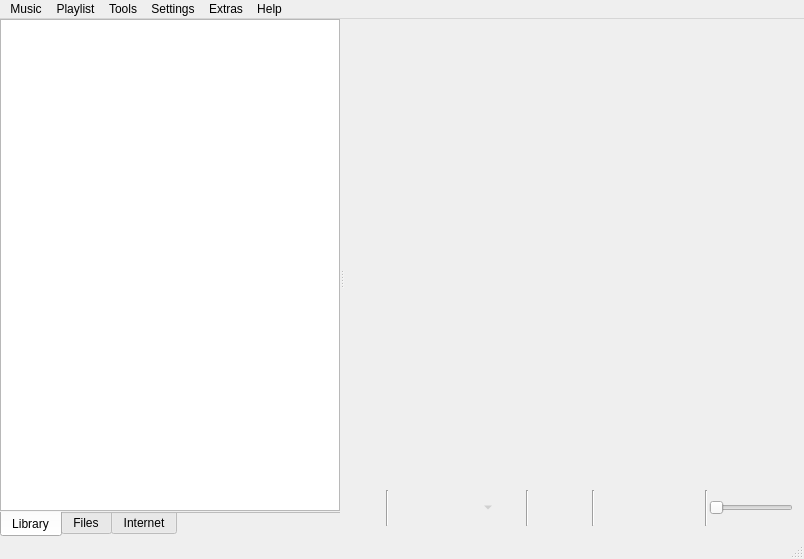
This is src/ui/mainwindow.ui in clementine-player/Clementine as Qt 5 draws it before an edit. The edited form follows.
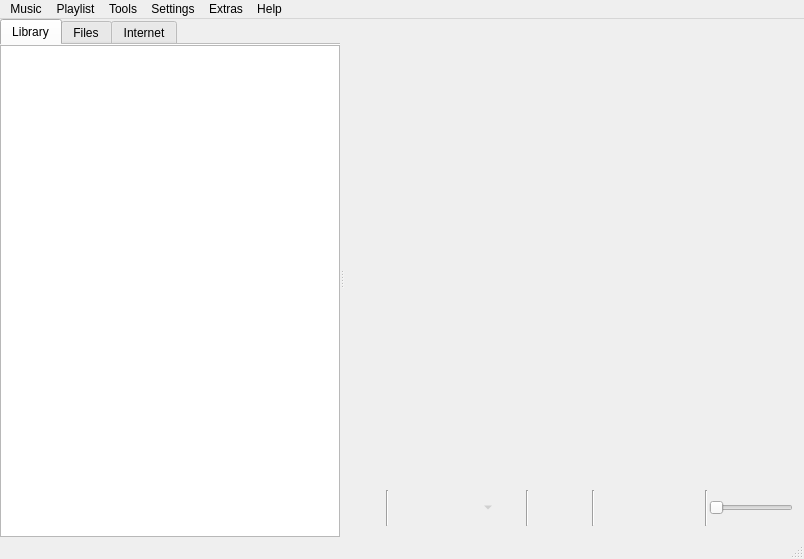
This is the edited form. Icons and pictures are not drawn. Custom widgets are drawn as their Qt base class.

Commit message: Move tabs to the top

Diff of the .ui file:
```diff
--- a/src/ui/mainwindow.ui
+++ b/src/ui/mainwindow.ui
@@ -32,7 +32,7 @@
       </property>
       <widget class="QTabWidget" name="tabs">
        <property name="tabPosition">
-        <enum>QTabWidget::South</enum>
+        <enum>QTabWidget::North</enum>
        </property>
        <property name="currentIndex">
         <number>0</number>
```
Left out of the diff: 2 changed lines with no effect on the pictures. The commit also changes 3 other files.
